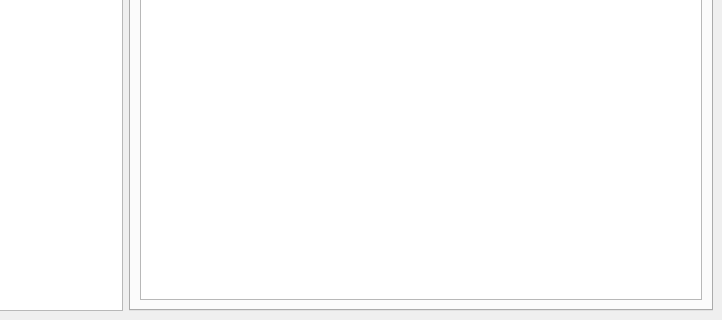
Above: src/ui/main_body.ui from Tsumida/MiniC before the change; both pictures show x 275 to 997 and y 523 to 843 of the 997 by 843 pixel window. Below: the same form after it.
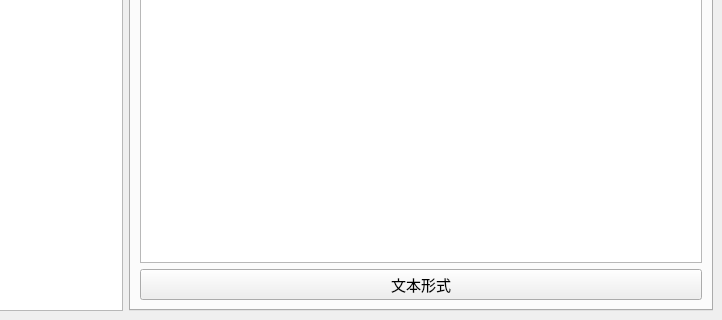
That is the form after the change.

Commit message: add stree -> text

```diff
--- a/src/ui/main_body.ui
+++ b/src/ui/main_body.ui
@@ -26,7 +26,7 @@
      <verstretch>0</verstretch>
     </sizepolicy>
    </property>
-   <layout class="QGridLayout" name="gridLayout_2" columnstretch="2,3" rowminimumheight="0,0,0,0">
+   <layout class="QGridLayout" name="gridLayout_2" columnstretch="2,3">
     <property name="sizeConstraint">
      <enum>QLayout::SetDefaultConstraint</enum>
     </property>
@@ -126,7 +126,7 @@
        <attribute name="title">
         <string>语法分析</string>
        </attribute>
-       <layout class="QHBoxLayout" name="horizontalLayout_2">
+       <layout class="QVBoxLayout" name="verticalLayout_2">
         <item>
          <widget class="QTreeWidget" name="stree_widget">
           <property name="sizePolicy">
@@ -148,6 +148,13 @@
           </column>
          </widget>
         </item>
+        <item>
+         <widget class="QPushButton" name="stree_to_text">
+          <property name="text">
+           <string>文本形式</string>
+          </property>
+         </widget>
+        </item>
        </layout>
       </widget>
       <widget class="QWidget" name="tab_code_gen">
```
Left out of the diff: 19 changed lines with no effect on the pictures. The commit also changes 7 other files.
